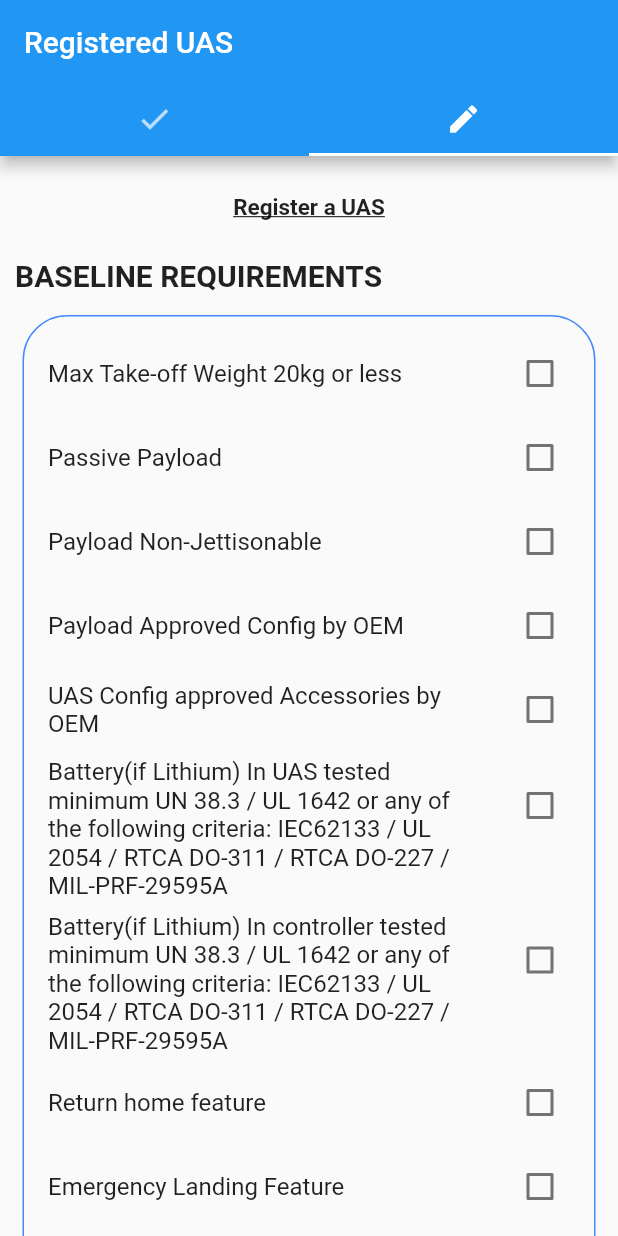
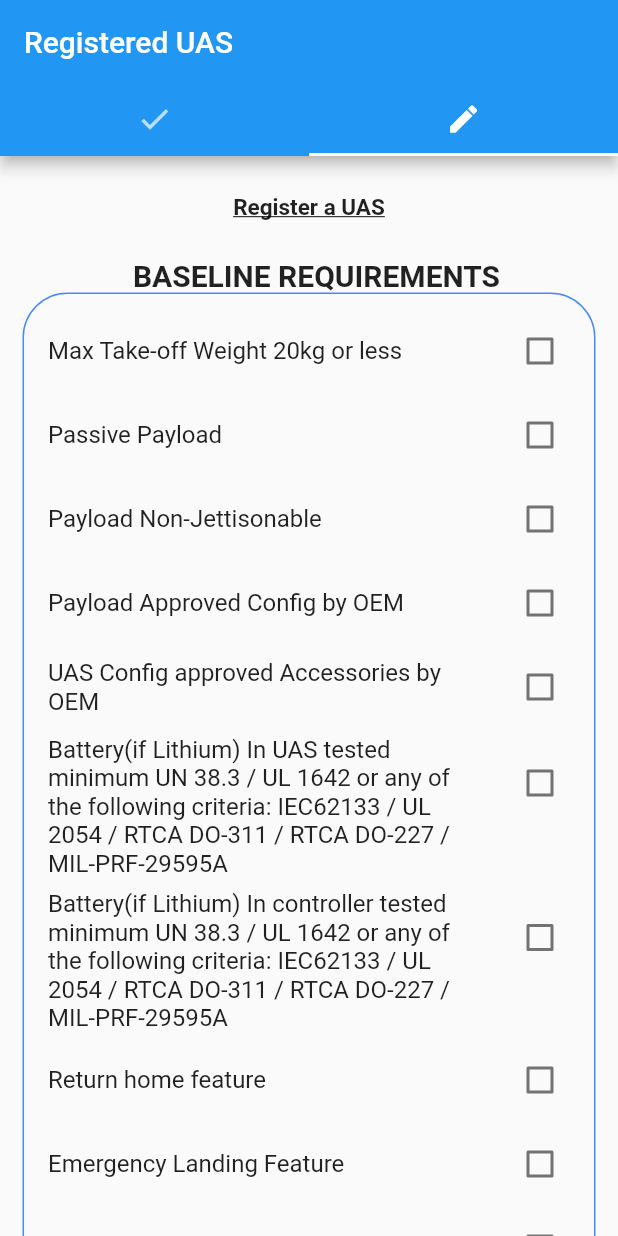
Before and after one commit to WXenon/uas_registration, a Flutter app: the RegisteredUASPage screen opened directly, tab 2 chosen, on a phone screen of 412 x 824 dp. Run offline on Flutter 3.47's test engine with Material 2 defaults, Android fonts, the phone set to English and light mode, and no system bars.

Commit message:
minor UI adjustments

```diff
--- a/lib/main.dart
+++ b/lib/main.dart
@@ -217,7 +217,7 @@ class _RegisteredUASPage extends State<RegisteredUASPage> {
                         ),
                         new Align(
                           child: new Row(
-                            mainAxisAlignment: MainAxisAlignment.start,
+                            mainAxisAlignment: MainAxisAlignment.center,
                             children: <Widget>[
                               new Container(
                                 margin: EdgeInsets.fromLTRB(10, 25, 0, 0),
@@ -227,13 +227,14 @@ class _RegisteredUASPage extends State<RegisteredUASPage> {
                           ),
                         ),
                         new Container(
-                          margin: const EdgeInsets.all(15.0),
-                          padding: EdgeInsets.fromLTRB(0, 10, 0, 0),
+                          margin: EdgeInsets.fromLTRB(15, 0, 15, 0),
+                          padding: EdgeInsets.fromLTRB(0, 10, 0, 10),
                           decoration: BoxDecoration(
                             border: Border.all(color: Colors.blueAccent),
                             borderRadius: new BorderRadius.circular(30.0),
                           ),
                           child: new Column(
+                            mainAxisAlignment: MainAxisAlignment.center,
                             children: <Widget>[
                               new CheckboxListTile(
                                 value: weightReq,
@@ -300,6 +301,11 @@ class _RegisteredUASPage extends State<RegisteredUASPage> {
                                 onChanged: _zeromarginSafetyChanged,
                                 title: new Text("Margin of Safety(SF 1.5) for (1)Joint Mechanism between tether to the VTOL UAS, (2)Anchoring Mechanism between the tether and Anchoring Point, (3)tether and (4)Length restraining mechanism(if any) at least 0"),
                               ),
+                              new Container(
+                                margin: EdgeInsets.fromLTRB(15, 0, 15, 0),
+                                child: new Text("*DO NOTE THAT ALL IN BASELINE REQUIREMENTS ARE TO BE CHECKED TO BE ACCEPTED FOR REGISTRATION!",
+                                  style: new TextStyle(fontSize: 10, fontWeight: FontWeight.bold, fontStyle: FontStyle.italic, color: Colors.red))
+                              ),
                             ],
                           )
                         )
```
